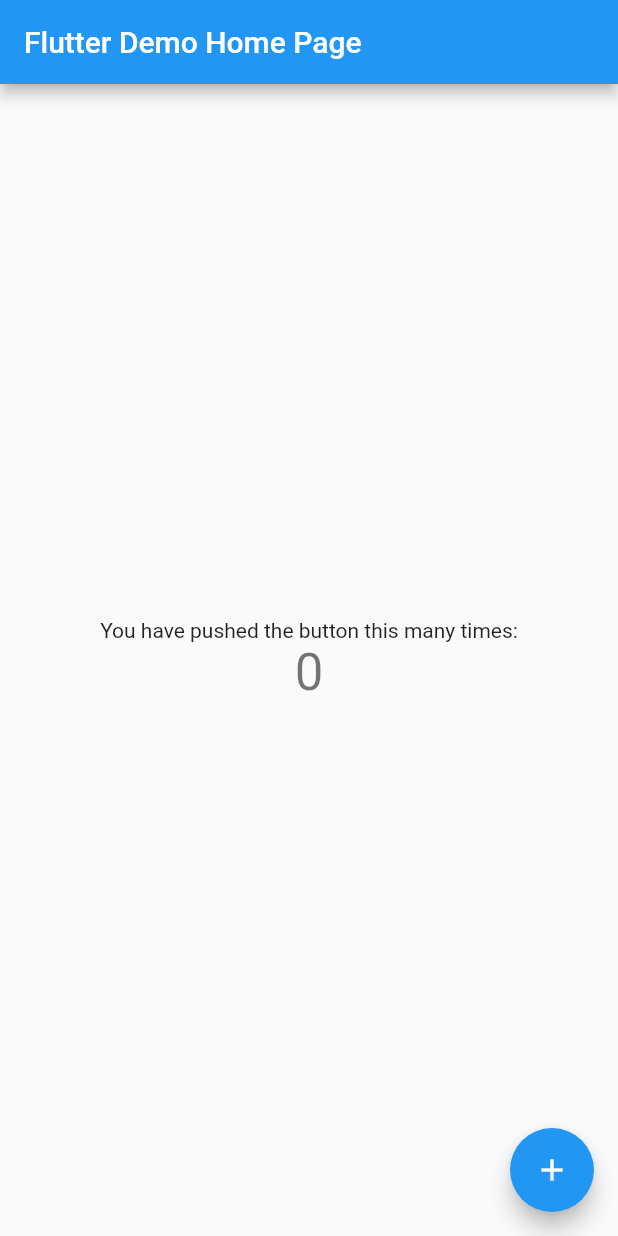
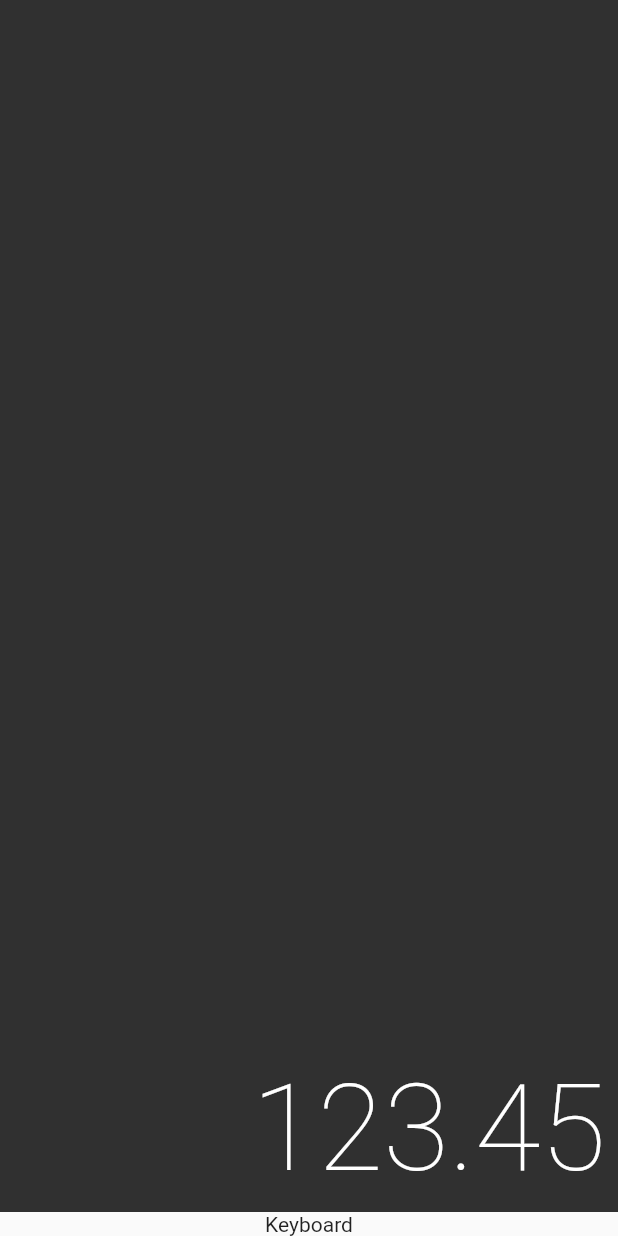
Before and after one commit to Guilherme-Farias/flutter-calculator, a Flutter app: the screen it shows after launch, on a phone screen of 412 x 824 dp. Run offline on Flutter 3.47's test engine with Material 2 defaults, Android fonts, the phone set to English and light mode, and no system bars; drawn by our look-alikes of auto_size_text.

Commit message:
Display component finished

```diff
--- /dev/null
+++ b/lib/components/display.dart
@@ -0,0 +1,38 @@
+import 'package:flutter/material.dart';
+import 'package:auto_size_text/auto_size_text.dart';
+
+class Display extends StatelessWidget {
+  final String text;
+
+  Display(this.text);
+
+  @override
+  Widget build(BuildContext context) {
+    return Expanded(
+        flex: 1,
+        child: Container(
+          child: Column(
+            mainAxisAlignment: MainAxisAlignment.end,
+            crossAxisAlignment: CrossAxisAlignment.stretch,
+            children: [
+              Padding(
+                padding: const EdgeInsets.all(8.0),
+                child: AutoSizeText(
+                  text,
+                  minFontSize: 20,
+                  maxFontSize: 80,
+                  maxLines: 1,
+                  textAlign: TextAlign.end,
+                  style: TextStyle(
+                      color: Colors.white,
+                      fontWeight: FontWeight.w100,
+                      fontSize: 80,
+                      decoration: TextDecoration.none),
+                ),
+              ),
+            ],
+          ),
+          color: Color.fromRGBO(48, 48, 48, 1),
+        ));
+  }
+}
--- a/lib/main.dart
+++ b/lib/main.dart
@@ -1,117 +1,18 @@
+import 'package:calculator/screens/calculator.dart';
 import 'package:flutter/material.dart';
 
 void main() {
-  runApp(MyApp());
+  runApp(CalculatorApp());
 }
 
-class MyApp extends StatelessWidget {
+class CalculatorApp extends StatelessWidget {
   // This widget is the root of your application.
   @override
   Widget build(BuildContext context) {
     return MaterialApp(
-      title: 'Flutter Demo',
-      theme: ThemeData(
-        // This is the theme of your application.
-        //
-        // Try running your application with "flutter run". You'll see the
-        // application has a blue toolbar. Then, without quitting the app, try
-        // changing the primarySwatch below to Colors.green and then invoke
-        // "hot reload" (press "r" in the console where you ran "flutter run",
-        // or simply save your changes to "hot reload" in a Flutter IDE).
-        // Notice that the counter didn't reset back to zero; the application
-        // is not restarted.
-        primarySwatch: Colors.blue,
-        // This makes the visual density adapt to the platform that you run
-        // the app on. For desktop platforms, the controls will be smaller and
-        // closer together (more dense) than on mobile platforms.
-        visualDensity: VisualDensity.adaptivePlatformDensity,
-      ),
-      home: MyHomePage(title: 'Flutter Demo Home Page'),
+      debugShowCheckedModeBanner: false,
+      title: 'Flutter Calculator',
+      home: Calculator(),
     );
   }
 }
-
-class MyHomePage extends StatefulWidget {
-  MyHomePage({Key key, this.title}) : super(key: key);
-
-  // This widget is the home page of your application. It is stateful, meaning
-  // that it has a State object (defined below) that contains fields that affect
-  // how it looks.
-
-  // This class is the configuration for the state. It holds the values (in this
-  // case the title) provided by the parent (in this case the App widget) and
-  // used by the build method of the State. Fields in a Widget subclass are
-  // always marked "final".
-
-  final String title;
-
-  @override
-  _MyHomePageState createState() => _MyHomePageState();
-}
-
-class _MyHomePageState extends State<MyHomePage> {
-  int _counter = 0;
-
-  void _incrementCounter() {
-    setState(() {
-      // This call to setState tells the Flutter framework that something has
-      // changed in this State, which causes it to rerun the build method below
-      // so that the display can reflect the updated values. If we changed
-      // _counter without calling setState(), then the build method would not be
-      // called again, and so nothing would appear to happen.
-      _counter++;
-    });
-  }
-
-  @override
-  Widget build(BuildContext context) {
-    // This method is rerun every time setState is called, for instance as done
-    // by the _incrementCounter method above.
-    //
-    // The Flutter framework has been optimized to make rerunning build methods
-    // fast, so that you can just rebuild anything that needs updating rather
-    // than having to individually change instances of widgets.
-    return Scaffold(
-      appBar: AppBar(
-        // Here we take the value from the MyHomePage object that was created by
-        // the App.build method, and use it to set our appbar title.
-        title: Text(widget.title),
-      ),
-      body: Center(
-        // Center is a layout widget. It takes a single child and positions it
-        // in the middle of the parent.
-        child: Column(
-          // Column is also a layout widget. It takes a list of children and
-          // arranges them vertically. By default, it sizes itself to fit its
-          // children horizontally, and tries to be as tall as its parent.
-          //
-          // Invoke "debug painting" (press "p" in the console, choose the
-          // "Toggle Debug Paint" action from the Flutter Inspector in Android
-          // Studio, or the "Toggle Debug Paint" command in Visual Studio Code)
-          // to see the wireframe for each widget.
-          //
-          // Column has various properties to control how it sizes itself and
-          // how it positions its children. Here we use mainAxisAlignment to
-          // center the children vertically; the main axis here is the vertical
-          // axis because Columns are vertical (the cross axis would be
-          // horizontal).
-          mainAxisAlignment: MainAxisAlignment.center,
-          children: <Widget>[
-            Text(
-              'You have pushed the button this many times:',
-            ),
-            Text(
-              '$_counter',
-              style: Theme.of(context).textTheme.headline4,
-            ),
-          ],
-        ),
-      ),
-      floatingActionButton: FloatingActionButton(
-        onPressed: _incrementCounter,
-        tooltip: 'Increment',
-        child: Icon(Icons.add),
-      ), // This trailing comma makes auto-formatting nicer for build methods.
-    );
-  }
-}
--- /dev/null
+++ b/lib/screens/calculator.dart
@@ -0,0 +1,16 @@
+import 'package:calculator/components/display.dart';
+import 'package:flutter/material.dart';
+
+class Calculator extends StatelessWidget {
+  @override
+  Widget build(BuildContext context) {
+    return Scaffold(
+      body: Column(
+        children: <Widget>[
+          Display('123.45'),
+          Text('Keyboard'),
+        ],
+      ),
+    );
+  }
+}
--- a/pubspec.yaml
+++ b/pubspec.yaml
@@ -32,6 +32,7 @@ dependencies:
 dev_dependencies:
   flutter_test:
     sdk: flutter
+  auto_size_text:
 
 # For information on the generic Dart part of this file, see the
 # following page: https://dart.dev/tools/pub/pubspec
```
Also changed, not shown: pubspec.lock, 1 other file.
